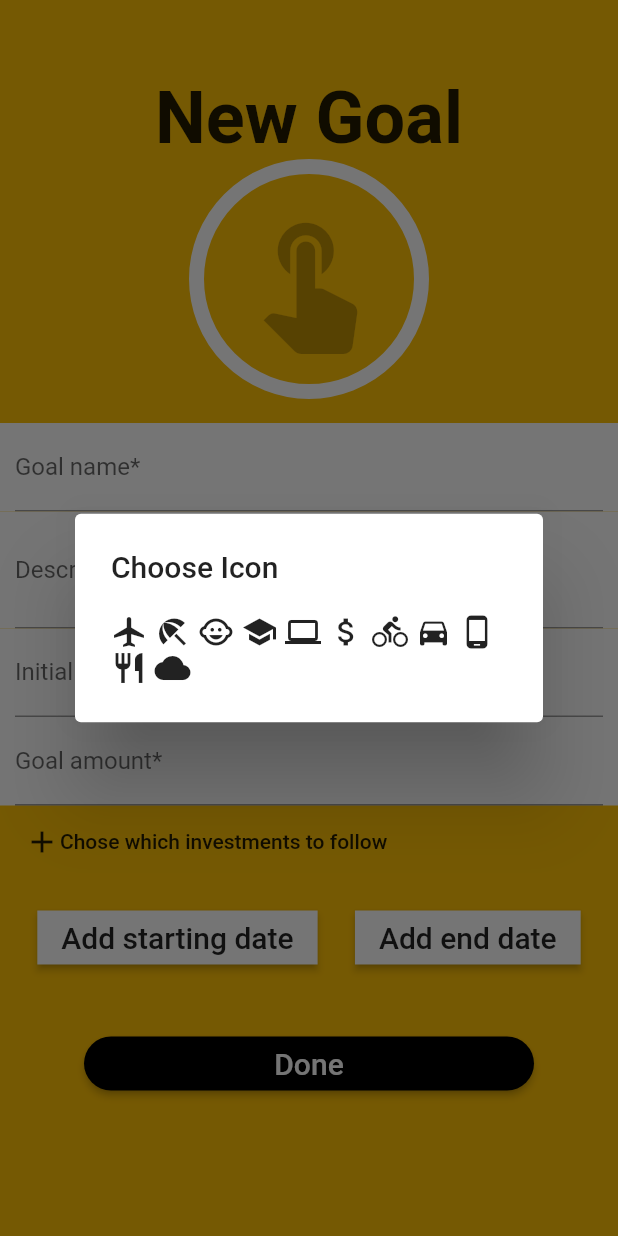
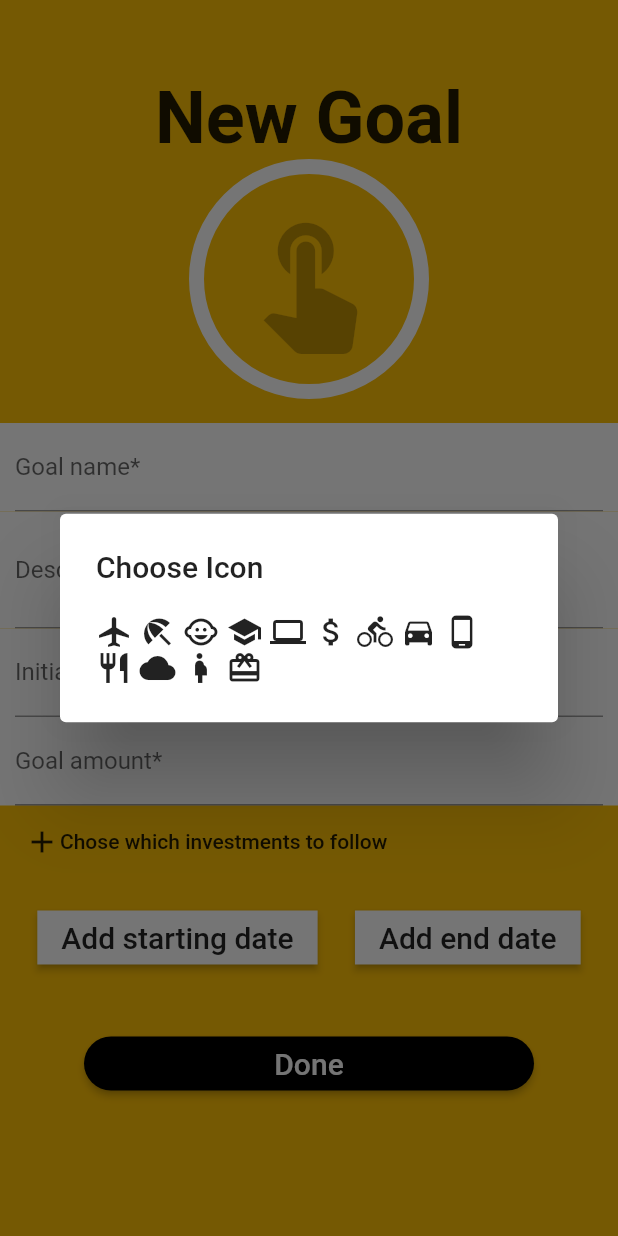
Before and after one commit to jmjac/portfolio, a Flutter app: the AddGoalPage screen opened directly, after a tap on the "touch app" icon, on a phone screen of 412 x 824 dp. Run offline on Flutter 3.47's test engine with Material 2 defaults, Android fonts, the phone set to English and light mode, and no system bars; drawn by our look-alikes of percent_indicator; our stand-ins replace charts_flutter, firebase_auth, fl_chart, flutter_mobx, google_fonts, google_sign_in and 2 more; missing offline and left inert: flutter_material_color_picker, flutter_rounded_date_picker; accounts and stored records are empty; generated files the repository leaves out were written again; network calls fail.

Commit message:
Improved the new goal

```diff
--- a/lib/goals/goal_details_page.dart
+++ b/lib/goals/goal_details_page.dart
@@ -124,8 +124,9 @@ class GoalDetailsPage extends StatelessWidget {
               child: Observer(
             builder: (_) => Container(
                 child: Column(children: [
-              Text("Total Profit: \$" + blackRockStore.profit.toString(),
-                  style: TextStyle(fontSize: 20, fontWeight: FontWeight.bold)),
+              Text(
+                  "You are \$ ${(blackRockStore.profit).toDouble().toStringAsFixed(2)} closer to ${goal.name}",
+                  style: TextStyle(fontSize: 20)),
               Padding(
                 padding: const EdgeInsets.only(
                     right: 18.0, left: 2, top: 8, bottom: 12),
--- a/lib/goals/goal_page.dart
+++ b/lib/goals/goal_page.dart
@@ -9,6 +9,7 @@ import 'package:portfolio/goals/add_goal_page.dart';
 import 'package:portfolio/goals/goal_details_page.dart';
 import 'package:portfolio/goals/goal.dart';
 import 'package:portfolio/goals/store/goalStore.dart';
+import 'package:portfolio/goals/store/goal_form_store.dart';
 import 'package:provider/provider.dart';
 
 class GoalPage extends StatelessWidget {
@@ -16,7 +17,7 @@ class GoalPage extends StatelessWidget {
   Widget build(BuildContext context) {
     final GoalStore goalStore = Provider.of<GoalStore>(context);
     goalStore.loadGoals();
-
+//
     return Container(
         color: Theme.of(context).primaryColor,
         child: Observer(
--- a/lib/goals/iconPicker.dart
+++ b/lib/goals/iconPicker.dart
@@ -12,7 +12,9 @@ class IconPicker extends StatelessWidget {
     Icons.directions_car,
     Icons.phone_android,
     Icons.restaurant,
-    Icons.wb_cloudy
+    Icons.wb_cloudy,
+    Icons.pregnant_woman,
+    Icons.card_giftcard
     // all the icons you want to include
   ];
 
```
Also changed, not shown: lib/goals/store/goal_form_store.dart (+16 -10 lines), pubspec.yaml (+8 -1 lines), lib/goals/store/goal_form_store.g.dart, pubspec.lock.
